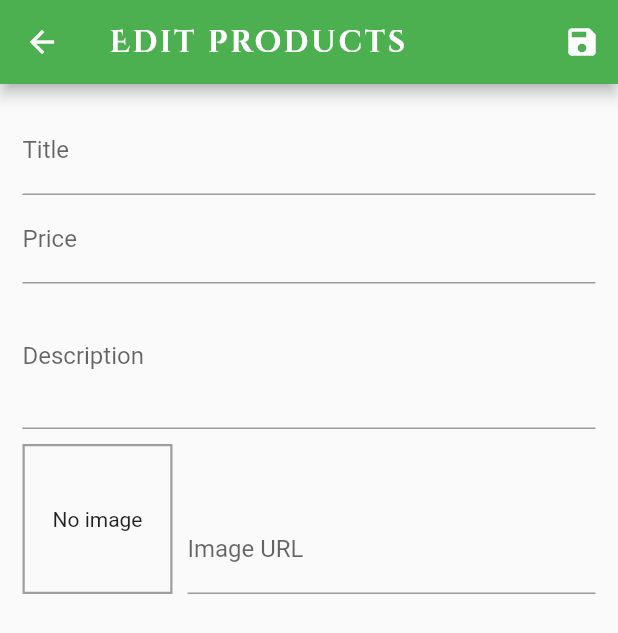
After one commit to ManoVikram/Shopping-App, a Flutter app: the AddEditUserProductsScreen screen opened by its route, after a tap on the "save" icon, on a phone screen of 412 x 824 dp. The commit adds this screen. Shown: the top 633 px of the screen. Run offline on Flutter 3.47's test engine with Material 2 defaults, Android fonts, the phone set to English and light mode, and no system bars; network calls fail.

Commit message:
Added Form to fill add/edit products

```diff
--- a/lib/main.dart
+++ b/lib/main.dart
@@ -7,6 +7,7 @@ import './screens/productDetailsScreen.dart';
 import './screens/cartScreen.dart';
 import './screens/ordersScreen.dart';
 import './screens/userProductsScreen.dart';
+import './screens/addEditUserProducts.dart';
 import './providers/productsProvider.dart';
 import './models/cart.dart';
 
@@ -55,6 +56,8 @@ class MyApp extends StatelessWidget {
           CartScreen.routeName: (contxt) => CartScreen(),
           OrdersScreen.routeName: (context) => OrdersScreen(),
           UserProductsScreen.routeName: (context) => UserProductsScreen(),
+          AddEditUserProductsScreen.routeName: (context) =>
+              AddEditUserProductsScreen(),
         },
       ),
     );
--- /dev/null
+++ b/lib/screens/addEditUserProducts.dart
@@ -0,0 +1,226 @@
+import 'package:flutter/material.dart';
+import 'package:shoppingApp/models/products.dart';
+
+class AddEditUserProductsScreen extends StatefulWidget {
+  static const routeName = "/add-edit-product";
+
+  @override
+  _AddEditUserProductsScreenState createState() =>
+      _AddEditUserProductsScreenState();
+}
+
+class _AddEditUserProductsScreenState extends State<AddEditUserProductsScreen> {
+  final _priceFocusNode = FocusNode();
+  final _descriptionFocusNode = FocusNode();
+  final _imageURLFocusNode = FocusNode();
+
+  final _imageURLcontroller = TextEditingController();
+  // 'TextEditingController()' is not necessary in 'Form()'
+  // It is used here, because, the 'Container' needs to access the image url before the form is submitted,
+  // to show preview
+
+  final _form = GlobalKey<FormState>();
+  // 'GlobalKey<>()' is used only when we want to interact with any Widget.
+  // Here, we want to interact with 'Form' widget to submit the data filled in the form.
+  // It is of generic type.
+  // Always slides into the state of the Widget.
+  // Interacts with the state behind the 'Form' widget.
+
+  Product _editProduct = Product(
+    id: null,
+    title: null,
+    description: null,
+    imageURL: null,
+    price: null,
+  );
+
+  @override
+  void initState() {
+    _imageURLFocusNode.addListener(_imagePreview);
+    super.initState();
+  }
+
+  @override
+  void dispose() {
+    _imageURLFocusNode.removeListener(_imagePreview);
+    // All created listeners must be removed to avoid memory leak.
+    _priceFocusNode.dispose();
+    _descriptionFocusNode.dispose();
+    _imageURLFocusNode.dispose();
+    _imageURLcontroller.dispose();
+    // 'FocusNode', 'TextEditingController' must be disposed once used to avoid memory leaks
+    super.dispose();
+  }
+
+  void _imagePreview() {
+    if (!_imageURLFocusNode.hasFocus) {
+      setState(() {});
+    }
+  }
+
+  void _saveForm() {
+    _form.currentState.save();
+  }
+
+  @override
+  Widget build(BuildContext context) {
+    return Scaffold(
+      appBar: AppBar(
+        title: Text(
+          "Edit products",
+          style: TextStyle(
+            fontWeight: FontWeight.bold,
+            letterSpacing: 2,
+          ),
+        ),
+        actions: [
+          IconButton(
+            icon: Icon(Icons.save),
+            onPressed: _saveForm,
+          ),
+        ],
+      ),
+      body: Padding(
+        padding: const EdgeInsets.all(15.0),
+        child: Form(
+          key: _form,
+          child: ListView(
+            children: [
+              TextFormField(
+                decoration: InputDecoration(
+                  labelText: "Title",
+                  errorStyle: TextStyle(
+                    fontFamily:
+                        Theme.of(context).textTheme.bodyText1.toString(),
+                  ),
+                ),
+                textInputAction: TextInputAction.next,
+                // Shows 'next' icon on the bottom-right of the keyboard
+                validator: (value) {
+                  if (value.isEmpty) {
+                    return "Please enter a title.";
+                    // Any text is interpreted as error.
+                  }
+                  return null;
+                  // 'null' is interpreted as no error.
+                },
+                onFieldSubmitted: (value) {
+                  FocusScope.of(context).requestFocus(_priceFocusNode);
+                  // When the button on the bottom-right corner of the keyboard('->|') is pressed,
+                  // the focus changes to the field where the 'focusNode' is '_priceFocusNode'
+                  // Here, to the 'Price' field.
+                },
+                onSaved: (value) {
+                  _editProduct = Product(
+                    id: null,
+                    title: value,
+                    description: _editProduct.description,
+                    imageURL: _editProduct.imageURL,
+                    price: _editProduct.price,
+                  );
+                },
+              ),
+              TextFormField(
+                decoration: InputDecoration(
+                  labelText: "Price",
+                ),
+                textInputAction: TextInputAction.next,
+                // Shows 'next' icon on the bottom-right of the keyboard
+                keyboardType: TextInputType.number,
+                focusNode: _priceFocusNode,
+                onFieldSubmitted: (value) {
+                  FocusScope.of(context).requestFocus(_descriptionFocusNode);
+                },
+                onSaved: (value) {
+                  _editProduct = Product(
+                    id: null,
+                    title: _editProduct.title,
+                    description: _editProduct.description,
+                    imageURL: _editProduct.imageURL,
+                    price: double.parse(value),
+                  );
+                },
+              ),
+              TextFormField(
+                decoration: InputDecoration(
+                  labelText: "Description",
+                ),
+                // textInputAction: TextInputAction.next,
+                // Shows 'next' icon on the bottom-right of the keyboard
+                keyboardType: TextInputType.multiline,
+                // Since, the keyboard is of type 'multiline', focus can't be changed to the next field.
+                // Keyboard will have new line button, instead of next button.
+                maxLines: 3,
+                focusNode: _descriptionFocusNode,
+                onSaved: (value) {
+                  _editProduct = Product(
+                    id: null,
+                    title: _editProduct.title,
+                    description: value,
+                    imageURL: _editProduct.imageURL,
+                    price: _editProduct.price,
+                  );
+                },
+              ),
+              Row(
+                crossAxisAlignment: CrossAxisAlignment.end,
+                children: [
+                  Container(
+                    height: 100,
+                    width: 100,
+                    margin: EdgeInsets.only(
+                      top: 10,
+                      right: 10,
+                    ),
+                    decoration: BoxDecoration(
+                      border: Border.all(
+                        color: Colors.grey,
+                        width: 1.5,
+                      ),
+                    ),
+                    child: _imageURLcontroller.text.isEmpty
+                        ? Center(
+                            child: Text(
+                              "No image",
+                            ),
+                          )
+                        : FittedBox(
+                            fit: BoxFit.cover,
+                            child: Image.network(
+                              _imageURLcontroller.text,
+                            ),
+                          ),
+                  ),
+                  Expanded(
+                    child: TextFormField(
+                      // 'TextFormField()' takes as much width as it can and might causes error
+                      // (when inside a 'Row()'/'Widgets with no height/width handlers') if not handled.
+                      // Here, 'Expanded()' does the job.
+                      decoration: InputDecoration(
+                        labelText: "Image URL",
+                      ),
+                      keyboardType: TextInputType.url,
+                      textInputAction: TextInputAction.done,
+                      controller: _imageURLcontroller,
+                      focusNode: _imageURLFocusNode,
+                      onFieldSubmitted: (value) => _saveForm,
+                      onSaved: (value) {
+                        _editProduct = Product(
+                          id: null,
+                          title: _editProduct.title,
+                          description: _editProduct.description,
+                          imageURL: value,
+                          price: _editProduct.price,
+                        );
+                      },
+                    ),
+                  ),
+                ],
+              ),
+            ],
+          ),
+        ),
+      ),
+    );
+  }
+}
--- a/lib/screens/cartScreen.dart
+++ b/lib/screens/cartScreen.dart
@@ -19,7 +19,7 @@ class CartScreen extends StatelessWidget {
     return Scaffold(
       appBar: AppBar(
         title: Text(
-          "Your Cart",
+          "My Cart",
           style: TextStyle(
             fontWeight: FontWeight.bold,
             letterSpacing: 2,
--- a/lib/screens/userProductsScreen.dart
+++ b/lib/screens/userProductsScreen.dart
@@ -1,6 +1,7 @@
 import 'package:flutter/material.dart';
 import 'package:provider/provider.dart';
 
+import './addEditUserProducts.dart';
 import '../providers/productsProvider.dart';
 import '../widgets/appDrawer.dart';
 import '../widgets/userProductsItem.dart';
@@ -13,7 +14,7 @@ class UserProductsScreen extends StatelessWidget {
     return Scaffold(
       appBar: AppBar(
         title: const Text(
-          "Your Cart",
+          "My Products",
           style: TextStyle(
             fontWeight: FontWeight.bold,
             letterSpacing: 2,
@@ -22,7 +23,11 @@ class UserProductsScreen extends StatelessWidget {
         actions: [
           IconButton(
             icon: const Icon(Icons.add),
-            onPressed: () {},
+            onPressed: () {
+              Navigator.of(context).pushNamed(
+                AddEditUserProductsScreen.routeName,
+              );
+            },
           ),
         ],
       ),
--- a/lib/widgets/userProductsItem.dart
+++ b/lib/widgets/userProductsItem.dart
@@ -10,6 +10,7 @@ class UserProductsItem extends StatelessWidget {
   Widget build(BuildContext context) {
     return ListTile(
       leading: CircleAvatar(
+        radius: 25,
         backgroundImage: NetworkImage(
           imageURL,
         ),
@@ -23,13 +24,14 @@ class UserProductsItem extends StatelessWidget {
         ),
       ),
       trailing: Container(
-        width: 150,
+        width: 100,
         child: Row(
           children: [
             IconButton(
               icon: Icon(
                 Icons.edit,
-                color: Theme.of(context).primaryColor,
+                // color: Theme.of(context).primaryColor,
+                color: Colors.blue,
               ),
               onPressed: () {},
             ),
```
